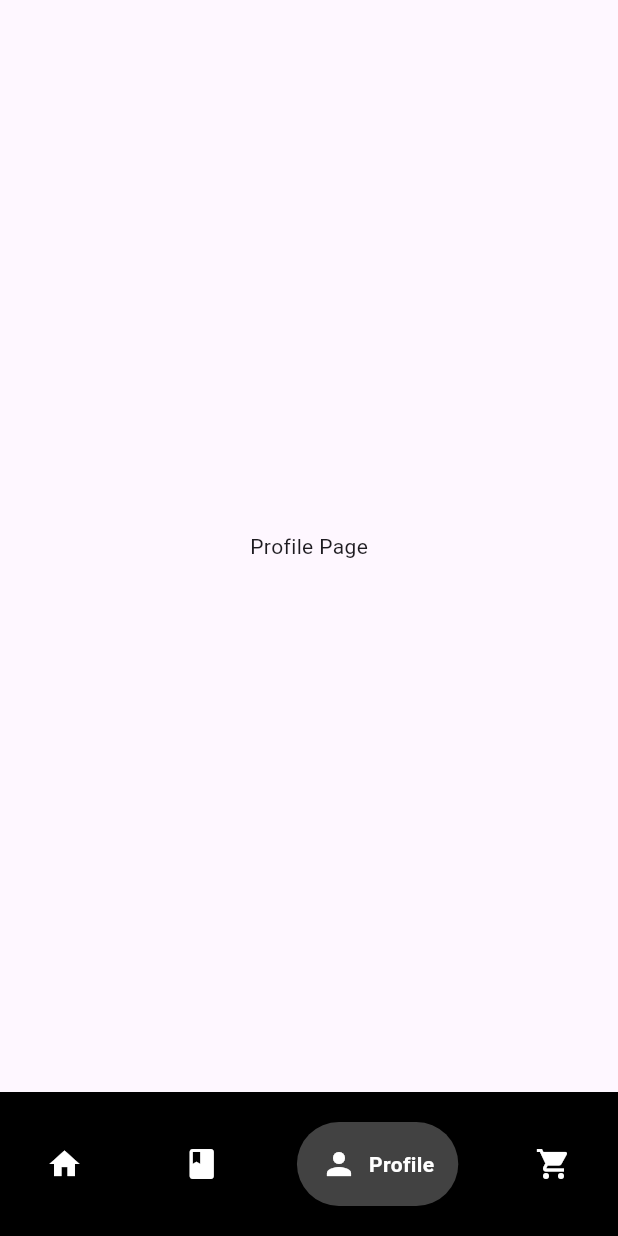
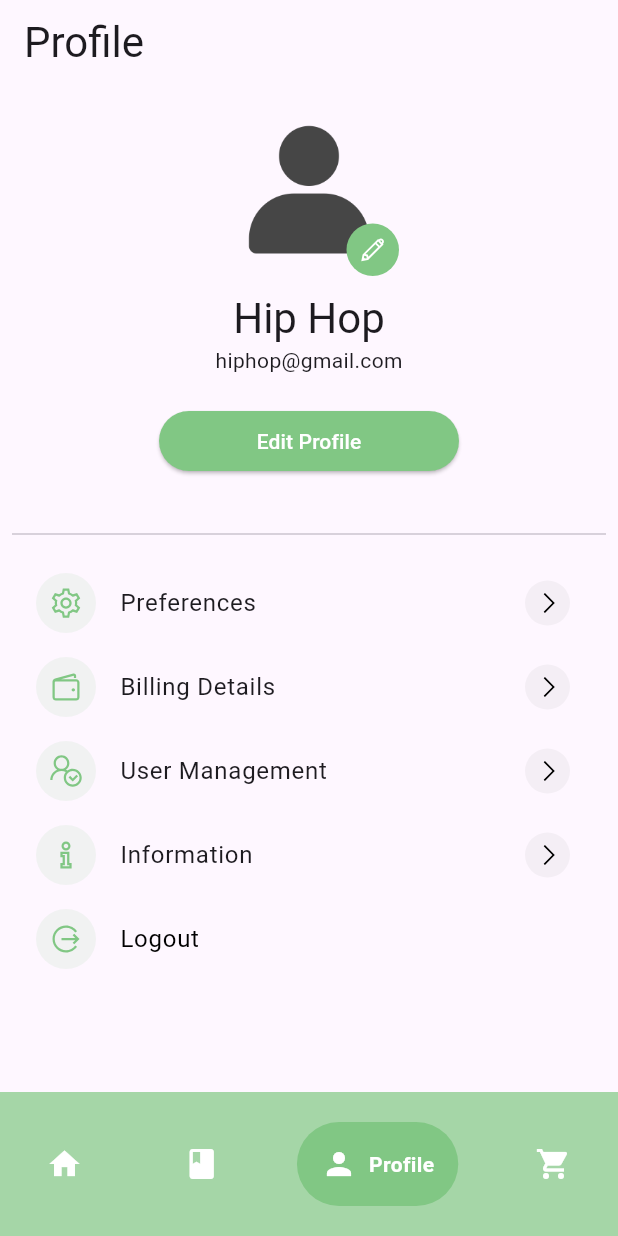
Before and after one commit to nalinidutt/out_cast, a Flutter app: the screen it shows after launch, swiped to page 3, on a phone screen of 412 x 824 dp. Run offline on Flutter 3.47's test engine with Material 2 defaults, Android fonts, the phone set to English and light mode, and no system bars; drawn by our look-alikes of google_nav_bar; our stand-ins replace line_awesome_flutter.

Commit message:
Changes to UI and establishing teh profile page

```diff
--- a/lib/homepage.dart
+++ b/lib/homepage.dart
@@ -1,7 +1,7 @@
 import 'package:flutter/material.dart';
 import 'package:google_nav_bar/google_nav_bar.dart';
 import 'cart.dart'; // This line imports the Cart class from cart.dart
-
+import 'profile.dart';
 void main() => runApp(MaterialApp(home: HomePage()));
 
 class HomePage extends StatefulWidget {
@@ -28,19 +28,19 @@ class _HomePageState extends State<HomePage> {
         children: [
           HomeScreen(),
           BookPage(),
-          ProfilePage(),
+          const Profile(),
           Cart(),      // This is the Cart widget you provided earlier
         ],
       ),
       bottomNavigationBar: Container(
-        color: Colors.black,
+        color: Colors.green.shade200,
         child: Padding(
           padding: const EdgeInsets.symmetric(horizontal:15.0, vertical: 20.0),
           child: GNav(
-            backgroundColor: Colors.black,
+            backgroundColor: Colors.green.shade200,
             color: Colors.white,
             activeColor: Colors.white,
-            tabBackgroundColor: Colors.grey.shade800,
+            tabBackgroundColor: Colors.green.shade300,
             gap: 8,
             selectedIndex: _selectedIndex,
             onTabChange: (index) {
--- /dev/null
+++ b/lib/profile.dart
@@ -0,0 +1,104 @@
+import 'package:flutter/material.dart';
+import 'src/constants/text_strings.dart';
+import 'src/constants/images.dart';
+import 'profilemenu.dart';
+import 'updateprofile.dart';
+import 'package:line_awesome_flutter/line_awesome_flutter.dart';
+
+class Profile extends StatelessWidget {
+  const Profile({Key? key}) : super(key: key);
+
+  @override
+  Widget build(BuildContext context) {
+    var isDark = MediaQuery.of(context).platformBrightness == Brightness.dark;
+    return Scaffold(
+      appBar: AppBar(
+        // leading: IconButton(onPressed: (){Navigator.push(context, MaterialPageRoute(builder: (context) => const SecondRoute()))}, icon: const Icon(LineAwesomeIcons.angle_left)),
+        title: Text(tProfile, style: Theme.of(context).textTheme.headlineMedium),
+        // actions: [IconButton(onPressed: () {}, icon: Icon(isDark ? LineAwesomeIcons.sun : LineAwesomeIcons.moon))],
+      ),
+      body: SingleChildScrollView(
+        child: Container(
+          padding: const EdgeInsets.all(8.0),
+          child: Column(
+            children: [
+
+              /// -- IMAGE
+              Stack(
+                children: [
+                  SizedBox(
+                    width: 120,
+                    height: 120,
+                    child: ClipRRect(
+                        borderRadius: BorderRadius.circular(100), child: const Image(image: AssetImage(tProfileImage))),
+                  ),
+                  Positioned(
+                    bottom: 0,
+                    right: 0,
+                    child: Container(
+                      width: 35,
+                      height: 35,
+                      decoration: BoxDecoration(borderRadius: BorderRadius.circular(100), color: Colors.green.shade300),
+                      child: const Icon(
+                        LineAwesomeIcons.alternate_pencil,
+                        color: Colors.white,
+                        size: 20,
+                      ),
+                    ),
+                  ),
+                ],
+              ),
+              const SizedBox(height: 10),
+              Text(tProfileHeading, style: Theme.of(context).textTheme.headlineMedium),
+              Text(tProfileSubHeading, style: Theme.of(context).textTheme.bodyMedium),
+              const SizedBox(height: 20),
+
+              /// -- BUTTON
+              SizedBox(
+                width: 200,
+                child: ElevatedButton(
+                  onPressed: (){},
+                  style: ElevatedButton.styleFrom(
+                      backgroundColor: Colors.green.shade300, side: BorderSide.none, shape: const StadiumBorder()),
+                  child: const Text(tEditProfile, style: TextStyle(color: Colors.white)),
+                ),
+              ),
+              const SizedBox(height: 30),
+              const Divider(),
+              const SizedBox(height: 10),
+
+              /// -- MENU
+              ProfileMenuWidget(title: "Preferences", icon: LineAwesomeIcons.cog, onPress: () {}),
+              ProfileMenuWidget(title: "Billing Details", icon: LineAwesomeIcons.wallet, onPress: () {}),
+              ProfileMenuWidget(title: "User Management", icon: LineAwesomeIcons.user_check, onPress: () {}),
+              ProfileMenuWidget(title: "Information", icon: LineAwesomeIcons.info, onPress: () {}),
+              ProfileMenuWidget(
+                  title: "Logout",
+                  icon: LineAwesomeIcons.alternate_sign_out,
+                  textColor: Colors.black,
+                  endIcon: false,
+                  onPress: () {
+                    // Get.defaultDialog(
+                    //   title: "LOGOUT",
+                    //   titleStyle: const TextStyle(fontSize: 20),
+                    //   content: const Padding(
+                    //     padding: EdgeInsets.symmetric(vertical: 15.0),
+                    //     child: Text("Are you sure, you want to Logout?"),
+                    //   ),
+                    //   confirm: Expanded(
+                    //     child: ElevatedButton(
+                    //       onPressed: () => AuthenticationRepository.instance.logout(),
+                    //       style: ElevatedButton.styleFrom(backgroundColor: Colors.redAccent, side: BorderSide.none),
+                    //       child: const Text("Yes"),
+                    //     ),
+                    //   ),
+                    //   cancel: OutlinedButton(onPressed: () {}, child: const Text("No")),
+                    // );
+                  }),
+            ],
+          ),
+        ),
+      ),
+    );
+  }
+}
--- /dev/null
+++ b/lib/profilemenu.dart
@@ -0,0 +1,49 @@
+import 'package:flutter/material.dart';
+import 'package:line_awesome_flutter/line_awesome_flutter.dart';
+
+
+
+class ProfileMenuWidget extends StatelessWidget {
+  const ProfileMenuWidget({
+    Key? key,
+    required this.title,
+    required this.icon,
+    required this.onPress,
+    this.endIcon = true,
+    this.textColor,
+  }) : super(key: key);
+
+  final String title;
+  final IconData icon;
+  final VoidCallback onPress;
+  final bool endIcon;
+  final Color? textColor;
+
+  @override
+  Widget build(BuildContext context) {
+
+    var iconColor = Colors.green.shade300 ;
+
+    return ListTile(
+      onTap: onPress,
+      leading: Container(
+        width: 40,
+        height: 40,
+        decoration: BoxDecoration(
+          borderRadius: BorderRadius.circular(100),
+          color: iconColor.withOpacity(0.1),
+        ),
+        child: Icon(icon, color: iconColor),
+      ),
+      title: Text(title, style: Theme.of(context).textTheme.bodyLarge?.apply(color: textColor)),
+      trailing: endIcon? Container(
+          width: 30,
+          height: 30,
+          decoration: BoxDecoration(
+            borderRadius: BorderRadius.circular(100),
+            color: Colors.grey.withOpacity(0.1),
+          ),
+          child: const Icon(LineAwesomeIcons.angle_right, size: 18.0, color: Colors.black)) : null,
+    );
+  }
+}
--- /dev/null
+++ b/lib/src/constants/images.dart
@@ -0,0 +1 @@
+const String tProfileImage = 'assets/images/profile_person.png';
--- /dev/null
+++ b/lib/src/constants/text_strings.dart
@@ -0,0 +1,16 @@
+const String tProfile = "Profile";
+const String tEditProfile = "Edit Profile";
+const String tLogoutDialogHeading = "Logout";
+const String tProfileHeading = "Hip Hop";
+const String tProfileSubHeading = "hiphop@gmail.com";
+// -- Menu
+const String tMenu5 = "Logout";
+const String tMenu1 = "Settings";
+const String tMenu4 = "Information";
+const String tMenu2 = "Billing Details";
+const String tMenu3 = "User Management";
+// -- Update Profile Screen - Text
+const String tDelete = "Delete";
+const String tJoined = "Joined";
+const String tJoinedAt = " 31 October 2022";
+const double tFormHeight = 16.0;
--- a/pubspec.yaml
+++ b/pubspec.yaml
@@ -35,6 +35,7 @@ dependencies:
   # The following adds the Cupertino Icons font to your application.
   # Use with the CupertinoIcons class for iOS style icons.
   cupertino_icons: ^1.0.2
+  line_awesome_flutter: ^2.0.0
   google_nav_bar: ^5.0.6
 
 dev_dependencies:
@@ -60,9 +61,8 @@ flutter:
   uses-material-design: true
 
   # To add assets to your application, add an assets section, like this:
-  # assets:
-  #   - images/a_dot_burr.jpeg
-  #   - images/a_dot_ham.jpeg
+  assets:
+    - assets/images/profile_person.png
 
   # An image asset can refer to one or more resolution-specific "variants", see
   # https://flutter.dev/assets-and-images/#resolution-aware
```
Also changed, not shown: lib/updateprofile.dart (added, +127 -0 lines), assets/images/blank-profile-picture-973460_960_720.webp (added), assets/images/profile_person.png (added), pubspec.lock, 22 other files.
